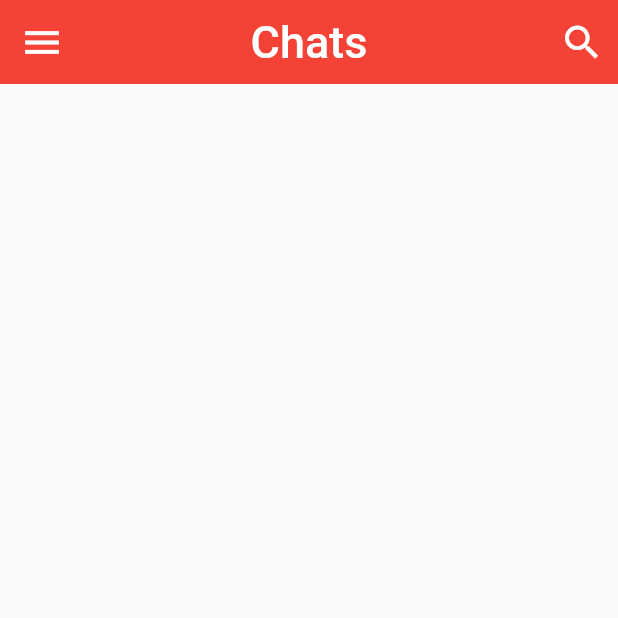
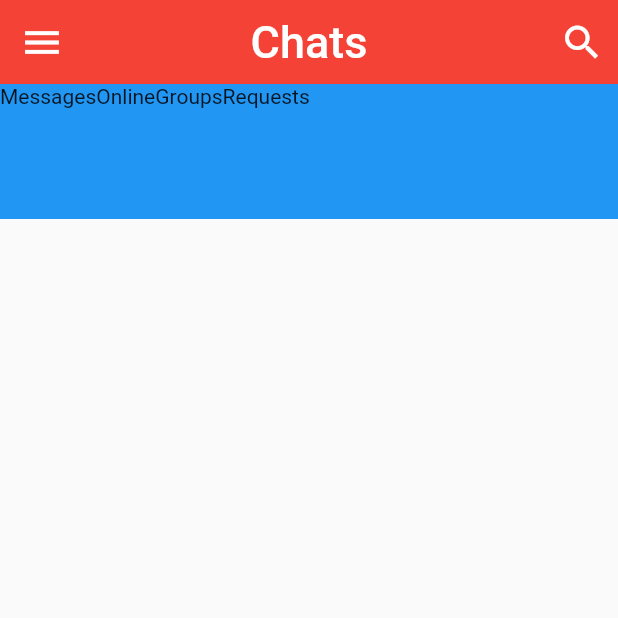
Before and after one commit to dhairyadwivedi/flutter-chat-ui, a Flutter app: the screen it shows after launch, on a phone screen of 412 x 824 dp, the top half of it. Run offline on Flutter 3.47's test engine with Material 2 defaults, Android fonts, the phone set to English and light mode, and no system bars.

Commit message:
add CategorySelector()

```diff
--- a/lib/screens/home_screen.dart
+++ b/lib/screens/home_screen.dart
@@ -1,4 +1,5 @@
 import 'package:flutter/material.dart';
+import 'package:flutter_chat_ui_starter/widgets/category_selector.dart';
 
 class HomeScreen extends StatefulWidget {
   @override
@@ -29,6 +30,11 @@ class _HomeScreenState extends State<HomeScreen> {
           ),
         ],
       ),
+      body: Column(
+        children: <Widget>[
+          CategorySelector(),
+        ],
+      ),
     );
   }
 }
--- /dev/null
+++ b/lib/widgets/category_selector.dart
@@ -0,0 +1,31 @@
+import 'package:flutter/material.dart';
+
+class CategorySelector extends StatefulWidget {
+  @override
+  _CategorySelectorState createState() => _CategorySelectorState();
+}
+
+class _CategorySelectorState extends State<CategorySelector> {
+  @override
+  Widget build(BuildContext context) {
+    int selectedIndex = 0;
+    final List<String> categories = [
+      'Messages',
+      'Online',
+      'Groups',
+      'Requests'
+    ];
+
+    return Container(
+      height: 90.0,
+      color: Colors.blue,
+      child: ListView.builder(
+        scrollDirection: Axis.horizontal,
+        itemCount: categories.length,
+        itemBuilder: (BuildContext context, int index) {
+          return Text(categories[index]);
+        },
+      ),
+    );
+  }
+}
```
